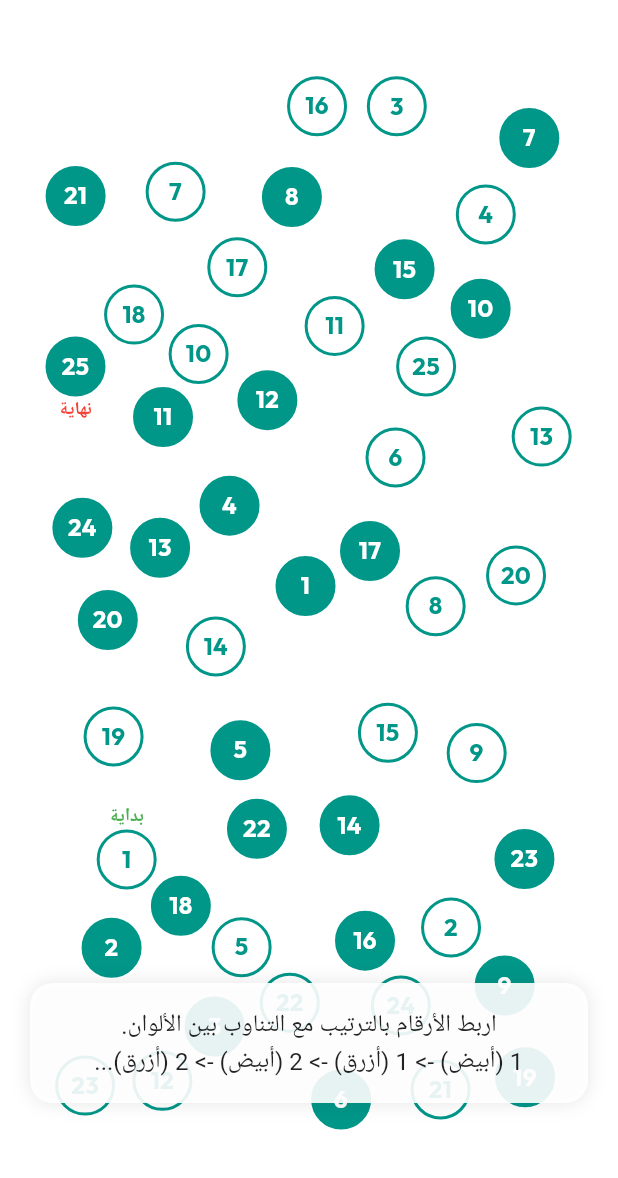
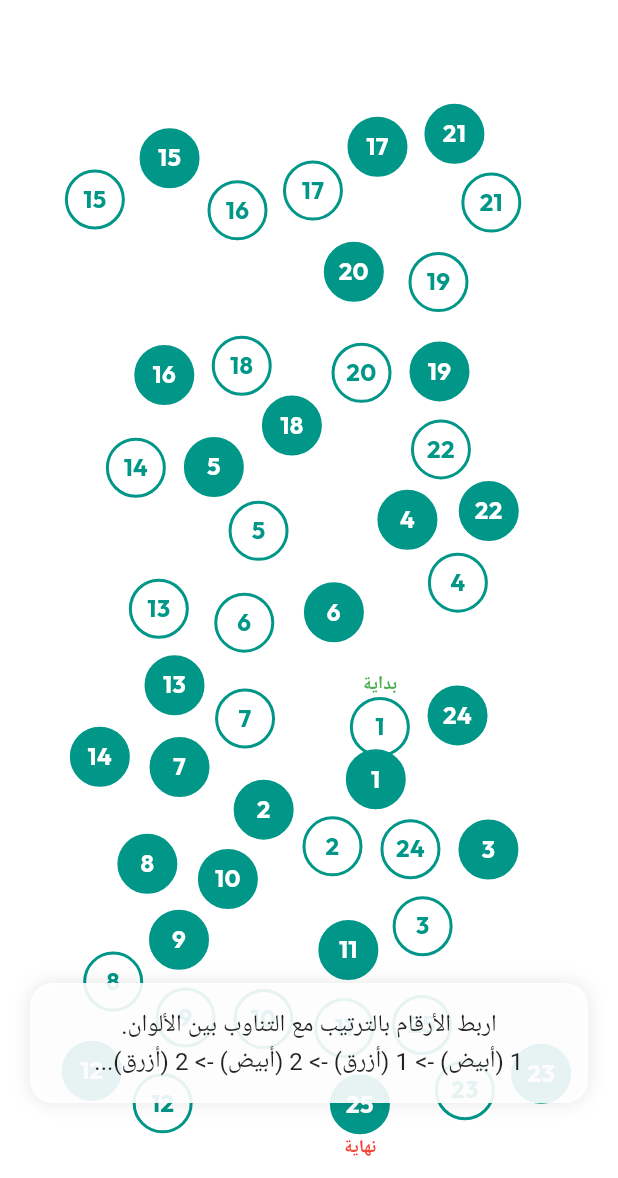
Before and after one commit to sellamyshahd14/PFE-empan, a Flutter app: the TestSelectionPage screen opened directly with empty values, after a tap on "TMT - الجزء ب", on a phone screen of 412 x 824 dp, the part 58-1236 px from its top. Run offline on Flutter 3.47's test engine with Material 3 defaults, Android fonts, the phone set to English and light mode, and no system bars; our stand-ins replace cloud_firestore, firebase_auth, firebase_core, google_fonts; accounts and stored records are empty; Roboto replaces fonts that are missing (Cairo).

Commit message:
mise a jou

```diff
--- a/lib/login_page.dart
+++ b/lib/login_page.dart
@@ -44,11 +44,14 @@ class _LoginPageState extends State<LoginPage> {
             final lastName = patientData['lastName'] ?? '';
             final fullName = "$firstName $lastName".trim();
 
+            debugPrint(
+                "LOGGING IN: Patient ID = ${patientData['docId']}, Identifier = ${patientData['patientIdentifier'] ?? pid}");
             Navigator.push(
               context,
               MaterialPageRoute(
                 builder: (context) => TestSelectionPage(
                   patientId: patientData['docId'],
+                  patientIdentifier: patientData['patientIdentifier'] ?? pid,
                   patientName: fullName,
                 ), // Pass DB ID and Name
               ),
--- a/lib/services/firestore_service.dart
+++ b/lib/services/firestore_service.dart
@@ -84,6 +84,7 @@ class FirestoreService {
     required double score, // Can be -1 or 0 if not applicable for TMT
     required String totalDuration,
     String testType = 'TMT', // Default or specific 'TMT-A', 'TMT-B'
+    int errors = 0, // Number of wrong moves
   }) async {
     // We try to find the doctor associated with this patient to link the result
     // (Optional: could verify patient ownership here)
@@ -94,6 +95,7 @@ class FirestoreService {
       'score': score,
       'duration': totalDuration,
       'testType': testType,
+      'errors': errors,
       'timestamp': FieldValue.serverTimestamp(),
       'dateStr':
           "${DateTime.now().day}/${DateTime.now().month}/${DateTime.now().year}",
--- a/lib/test_selection_page.dart
+++ b/lib/test_selection_page.dart
@@ -6,16 +6,19 @@ import 'tmt_b_page.dart';
 
 class TestSelectionPage extends StatelessWidget {
   final String patientId;
+  final String patientIdentifier;
   final String patientName;
 
   const TestSelectionPage({
     super.key,
     required this.patientId,
+    required this.patientIdentifier,
     this.patientName = '',
   });
 
   @override
   Widget build(BuildContext context) {
+    debugPrint("TEST SELECTION: Identifier = $patientIdentifier");
     final loc = AppLocalizations.of(context);
     return Scaffold(
       appBar: AppBar(
@@ -47,7 +50,10 @@ class TestSelectionPage extends StatelessWidget {
               () => Navigator.push(
                 context,
                 MaterialPageRoute(
-                  builder: (context) => TmtAPage(patientId: patientId),
+                  builder: (context) => TmtAPage(
+                    patientId: patientId,
+                    patientIdentifier: patientIdentifier,
+                  ),
                 ),
               ),
             ),
@@ -59,7 +65,10 @@ class TestSelectionPage extends StatelessWidget {
               () => Navigator.push(
                 context,
                 MaterialPageRoute(
-                  builder: (context) => TmtBPage(patientId: patientId),
+                  builder: (context) => TmtBPage(
+                    patientId: patientId,
+                    patientIdentifier: patientIdentifier,
+                  ),
                 ),
               ),
             ),
--- a/lib/tmt_b_page.dart
+++ b/lib/tmt_b_page.dart
@@ -1,5 +1,4 @@
 import 'dart:async';
-import 'dart:math';
 
 import 'package:flutter/material.dart';
 import 'package:flutter/services.dart';
@@ -9,8 +8,13 @@ import 'services/firestore_service.dart';
 
 class TmtBPage extends StatefulWidget {
   final String patientId;
+  final String patientIdentifier;
 
-  const TmtBPage({super.key, required this.patientId});
+  const TmtBPage({
+    super.key,
+    required this.patientId,
+    required this.patientIdentifier,
+  });
 
   @override
   State<TmtBPage> createState() => _TmtBPageState();
@@ -47,10 +51,68 @@ class _TmtBPageState extends State<TmtBPage> {
 
   // Feedback state
   bool _showError = false;
+  int _errorCount = 0;
 
-  // Canvas size for randomization
-  // Reduced size for TMT-B to fit 50 items
   final double _circleSize = 40.0;
+
+  // Fixed positions for TMT-B (normalized 0..1 coordinates)
+  // [number, isWhite (1=white, 0=blue/filled), x, y]
+  // Mapped from the official TMT-B reference layout
+  static const List<List<double>> _normalizedPositions = [
+    // White Circles (1-25) - Mapped from Image
+    [1, 1, 0.65, 0.62], // 1 (début)
+    [2, 1, 0.55, 0.73], // 2
+    [3, 1, 0.70, 0.80], // 3
+    [4, 1, 0.80, 0.48], // 4
+    [5, 1, 0.38, 0.42], // 5
+    [6, 1, 0.37, 0.52], // 6
+    [7, 1, 0.36, 0.61], // 7
+    [8, 1, 0.14, 0.87], // 8
+    [9, 1, 0.25, 0.88], // 9
+    [10, 1, 0.38, 0.90], // 10
+    [11, 1, 0.58, 0.91], // 11
+    [12, 1, 0.18, 0.98], // 12
+    [13, 1, 0.20, 0.51], // 13
+    [14, 1, 0.17, 0.37], // 14
+    [15, 1, 0.07, 0.11], // 15
+    [16, 1, 0.36, 0.12], // 16
+    [17, 1, 0.51, 0.10], // 17
+    [18, 1, 0.38, 0.28], // 18
+    [19, 1, 0.76, 0.19], // 19
+    [20, 1, 0.63, 0.28], // 20
+    [21, 1, 0.85, 0.10], // 21
+    [22, 1, 0.77, 0.36], // 22
+    [23, 1, 0.84, 0.96], // 23
+    [24, 1, 0.66, 0.73], // 24
+    [25, 1, 0.74, 0.92], // 25 (fin)
+
+    // Black/Blue Circles (1-25) - Mapped from Image
+    [1, 0, 0.65, 0.68], // 1-B (Inferred below 1W)
+    [2, 0, 0.43, 0.73], // 2-B
+    [3, 0, 0.83, 0.74], // 3-B
+    [4, 0, 0.71, 0.41], // 4-B
+    [5, 0, 0.31, 0.38], // 5-B
+    [6, 0, 0.55, 0.51], // 6-B
+    [7, 0, 0.24, 0.66], // 7-B
+    [8, 0, 0.21, 0.77], // 8-B
+    [9, 0, 0.25, 0.82], // 9-B (Inferred room)
+    [10, 0, 0.33, 0.76], // 10-B
+    [11, 0, 0.60, 0.84], // 11-B
+    [12, 0, 0.09, 0.96], // 12-B
+    [13, 0, 0.24, 0.58], // 13-B
+    [14, 0, 0.08, 0.65], // 14-B
+    [15, 0, 0.22, 0.07], // 15-B
+    [16, 0, 0.21, 0.28], // 16-B
+    [17, 0, 0.64, 0.06], // 17-B
+    [18, 0, 0.45, 0.32], // 18-B
+    [19, 0, 0.74, 0.29], // 19-B
+    [20, 0, 0.59, 0.18], // 20-B
+    [21, 0, 0.80, 0.06], // 21-B
+    [22, 0, 0.84, 0.40], // 22-B
+    [23, 0, 0.92, 0.96], // 23-B (Inferred corner)
+    [24, 0, 0.79, 0.61], // 24-B
+    [25, 0, 0.60, 0.98], // 25-B
+  ];
 
   @override
   void initState() {
@@ -62,68 +124,68 @@ class _TmtBPageState extends State<TmtBPage> {
       return;
     }
 
-    // Generate items: 1..25 White and 1..25 Blue
+    final double margin = 20.0;
+    final double usableWidth = size.width - 2 * margin - _circleSize;
+    final double usableHeight = size.height - 2 * margin - _circleSize;
+
+    // Safety padding: circles shouldn't be closer than this center-to-center
+    final double minAllowedDistance = _circleSize + 12.0;
+
     List<TmtItem> tempItems = [];
-    for (int i = 1; i <= _maxNumber; i++) {
-      tempItems.add(TmtItem(number: i, isWhite: true));
-      tempItems.add(TmtItem(number: i, isWhite: false));
+
+    // 1. Initialize with target positions from reference image
+    for (final pos in _normalizedPositions) {
+      final int number = pos[0].toInt();
+      final bool isWhite = pos[1] == 1.0;
+      final double x = margin + pos[2] * usableWidth;
+      final double y = margin + pos[3] * usableHeight;
+
+      tempItems.add(TmtItem(
+        number: number,
+        isWhite: isWhite,
+        position: Offset(x, y),
+      ));
     }
 
-    final random = Random();
-    final double width = size.width;
-    final double height = size.height;
-    final double margin = 30.0; // Reduced margin
+    // 2. Iterative Relaxation (Collision Resolution)
+    // We run multiple passes to push overlapping circles away from each other
+    // while trying to stay close to the original relative layout.
+    for (int iteration = 0; iteration < 50; iteration++) {
+      bool changed = false;
+      for (int i = 0; i < tempItems.length; i++) {
+        for (int j = i + 1; j < tempItems.length; j++) {
+          final itemA = tempItems[i];
+          final itemB = tempItems[j];
 
-    // Shuffle strictly for checking positions, but ultimately we need random POSITIONS
-    // We assign random positions to the list.
+          final dx = itemB.position.dx - itemA.position.dx;
+          final dy = itemB.position.dy - itemA.position.dy;
+          final double distance = Offset(dx, dy).distance;
 
-    List<Offset> positions = [];
+          if (distance < minAllowedDistance) {
+            changed = true;
+            // Avoid division by zero if they are at the exact same spot
+            final double actualDist = distance == 0 ? 0.1 : distance;
+            final double overlap = minAllowedDistance - actualDist;
 
-    // Position generation
-    for (int i = 0; i < tempItems.length; i++) {
-      Offset newPos = Offset.zero;
-      bool valid = false;
-      int itemAttempts = 0;
+            // Vector to push them apart
+            final double pushX = (dx / actualDist) * overlap * 0.5;
+            final double pushY = (dy / actualDist) * overlap * 0.5;
 
-      while (!valid && itemAttempts < 200) {
-        double x =
-            margin + random.nextDouble() * (width - 2 * margin - _circleSize);
-        double y =
-            margin + random.nextDouble() * (height - 2 * margin - _circleSize);
-        newPos = Offset(x, y);
-
-        bool overlaps = false;
-        for (Offset pos in positions) {
-          if ((pos - newPos).distance < _circleSize * 1.2) {
-            // Tighter checking
-            overlaps = true;
-            break;
+            // Move both in opposite directions
+            itemA.position = Offset(
+              (itemA.position.dx - pushX).clamp(margin, margin + usableWidth),
+              (itemA.position.dy - pushY).clamp(margin, margin + usableHeight),
+            );
+            itemB.position = Offset(
+              (itemB.position.dx + pushX).clamp(margin, margin + usableWidth),
+              (itemB.position.dy + pushY).clamp(margin, margin + usableHeight),
+            );
           }
         }
-
-        if (!overlaps) valid = true;
-        itemAttempts++;
       }
-
-      // If failed to find space, just place randomly (fallback)
-      if (!valid) {
-        double x =
-            margin + random.nextDouble() * (width - 2 * margin - _circleSize);
-        double y =
-            margin + random.nextDouble() * (height - 2 * margin - _circleSize);
-        newPos = Offset(x, y);
-      }
-
-      positions.add(newPos);
-      tempItems[i].position = newPos;
+      if (!changed) break; // Optimization: stop if no more collisions
     }
 
-    // Shuffle the array so drawing order (z-index) is random too?
-    // Actually we just want the display to act randomly.
-    // Let's shuffle the list so 1-W isn't always drawn first in the Stack (though z-index doesn't matter much here).
-    tempItems.shuffle();
-
-    // Directly assign
     _items = tempItems;
   }
 
@@ -214,6 +276,9 @@ class _TmtBPageState extends State<TmtBPage> {
 
   void _triggerError() {
     HapticFeedback.mediumImpact();
+
+    _errorCount++;
+
     setState(() {
       _showError = true;
     });
@@ -232,12 +297,14 @@ class _TmtBPageState extends State<TmtBPage> {
     final String durationStr = "$seconds s";
 
     try {
+      debugPrint("SAVING RESULT: Identifier = ${widget.patientIdentifier}");
       await _firestoreService.saveTestResult(
         patientId: widget.patientId,
-        patientIdentifier: "Unknown",
+        patientIdentifier: widget.patientIdentifier,
         score: 0,
         totalDuration: durationStr,
         testType: 'TMT-B',
+        errors: _errorCount,
       );
     } catch (e) {
       debugPrint("Error saving result: $e");
@@ -263,11 +330,7 @@ class _TmtBPageState extends State<TmtBPage> {
             padding: const EdgeInsets.symmetric(horizontal: 8.0),
             child: TextButton.icon(
               onPressed: () {
-                if (_isTestRunning) {
-                  _finishTest();
-                } else {
-                  Navigator.pop(context);
-                }
+                Navigator.pop(context);
               },
               icon: const Icon(Icons.stop_circle_outlined, color: Colors.red),
               label: Text(
@@ -284,7 +347,6 @@ class _TmtBPageState extends State<TmtBPage> {
       body: LayoutBuilder(
         builder: (context, constraints) {
           if (_items.isEmpty) {
-            // Run ONE time generation
             _generatePositions(constraints.biggest);
           }
 
@@ -301,10 +363,6 @@ class _TmtBPageState extends State<TmtBPage> {
 
               // Circles Layer
               ..._items.map((item) {
-                // Colors definition
-                // White Circle: White bg, Teal text/border
-                // Blue Circle: Teal bg, White text
-
                 Color bgColor;
                 Color textColor;
                 Color borderColor = Colors.teal;
@@ -316,10 +374,6 @@ class _TmtBPageState extends State<TmtBPage> {
                   bgColor = Colors.teal;
                   textColor = Colors.white;
                 }
-
-                // If connected, maybe slightly dim or keep as is?
-                // Requirement: Alternating colors. We keep original colors but maybe add visual check?
-                // TMT usually just draws the line. The node itself stays same.
 
                 // Special Labels
                 bool isStart = (item.number == 1 && item.isWhite);
@@ -354,7 +408,7 @@ class _TmtBPageState extends State<TmtBPage> {
                           child: Text(
                             "${item.number}",
                             style: GoogleFonts.outfit(
-                              fontSize: 16, // Smaller font for smaller circle
+                              fontSize: 16,
                               fontWeight: FontWeight.bold,
                               color: textColor,
                             ),
@@ -427,27 +481,6 @@ class LinePainterB extends CustomPainter {
       ..strokeCap = StrokeCap.round;
 
     for (int i = 0; i < connectedItems.length - 1; i++) {
-      // Adjust for column shift (text label above)
-      // The top-left of the Positioned is item.position.
-      // If "Start" label is present, drawing might be offset visually if we don't account for it,
-      // but the item.position reflects the Positioned widget's top-left.
-      // Inside the Positioned, we have a Column.
-      // If label is present, the circle is pushed down.
-      // This makes line drawing tricky if we don't know the exact offset.
-
-      // SIMPLIFICATION: We will ignore the label offset for the line calculation for now
-      // OR we simply assume the click area (and visual center) is the circle center.
-      // To do this cleanly, position should be the CIRCLE's top-left, and label painted outside or Positioned separately.
-      // BUT, current implementation puts them in a column.
-
-      // Let's adjust:
-      // Center = item.pos + circleSize/2.
-      // Visual adjustment needed if Column has text.
-
-      // Safer approach: Calculate Text Height?
-      // Start Label: "بداية" ~ 18px height?
-      // Let's guess ~18.0 if start/end.
-
       double yOffset1 = 0;
       if (connectedItems[i].number == 1 && connectedItems[i].isWhite) {
         yOffset1 = 18;
@@ -457,8 +490,6 @@ class LinePainterB extends CustomPainter {
       if (connectedItems[i + 1].number == 1 && connectedItems[i + 1].isWhite) {
         yOffset2 = 18;
       }
-
-      // Note: "End" text is BELOW, so it doesn't push the circle down. "Start" is ABOVE.
 
       final startPos = connectedItems[i].position +
           Offset(circleSize / 2, circleSize / 2 + yOffset1);
```
Also changed, not shown: lib/patient_details_screen.dart (+87 -54 lines), lib/tmt_a_page.dart (+51 -65 lines).
